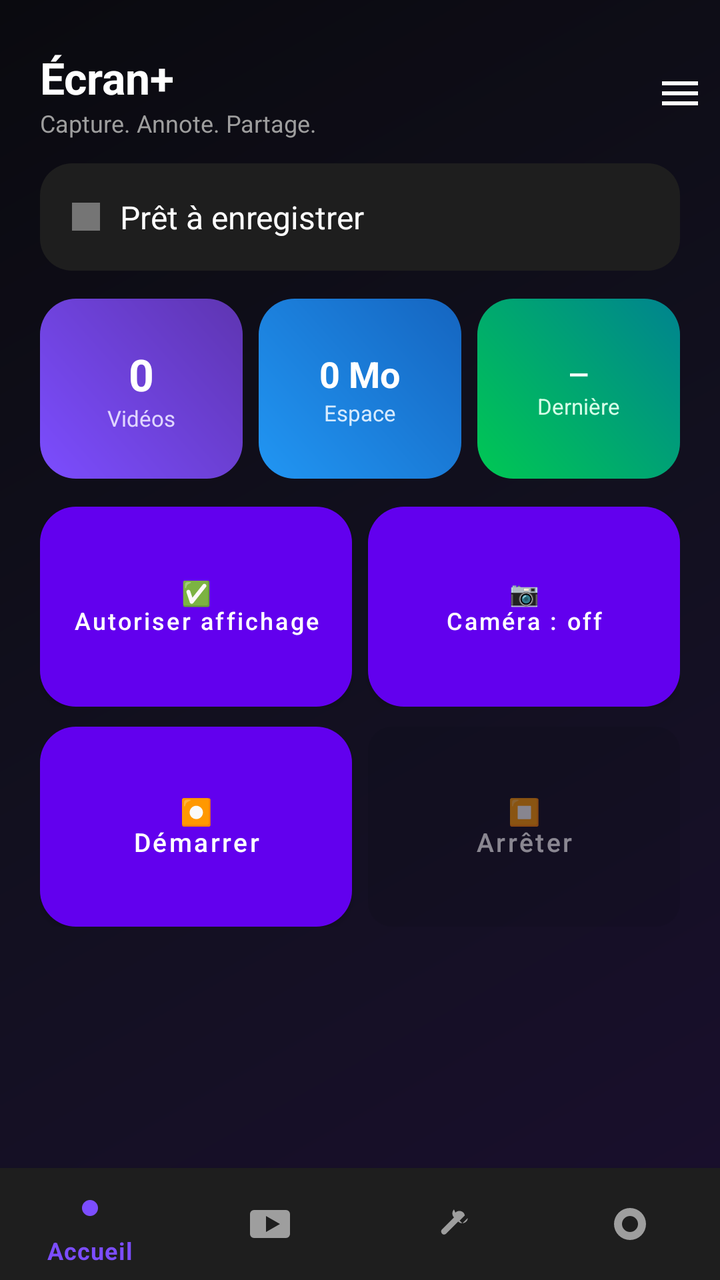
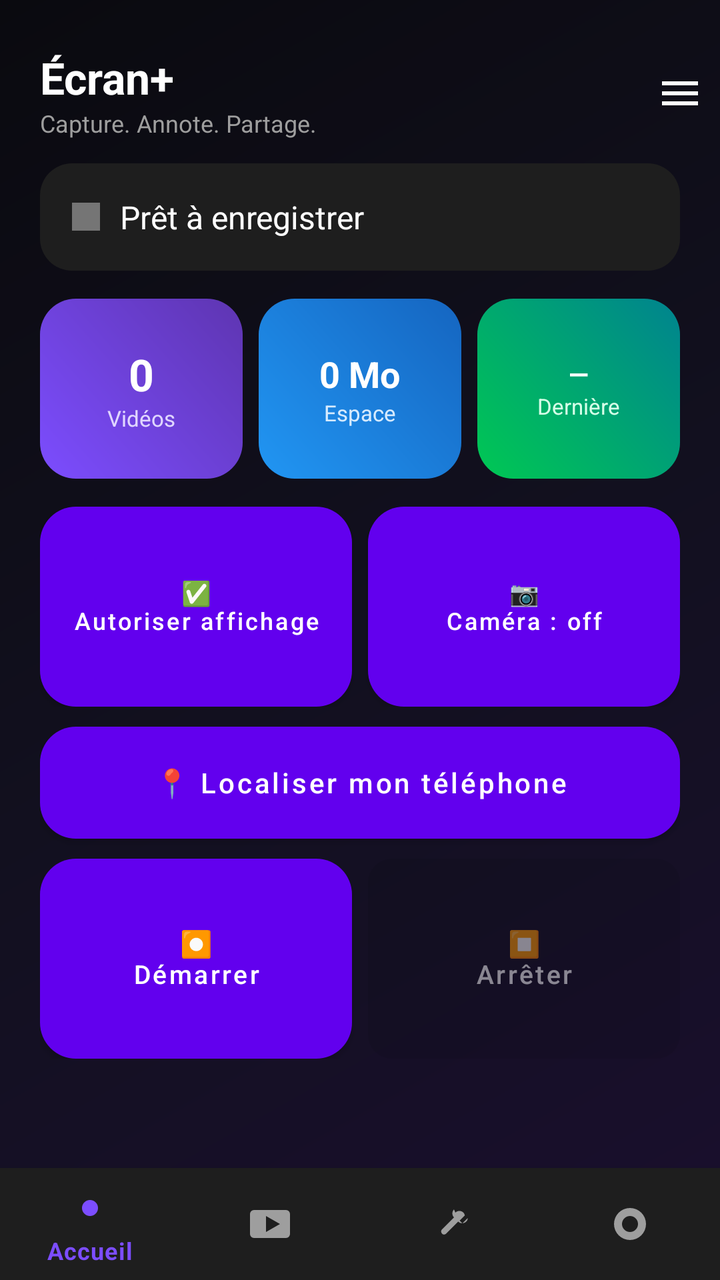

The first picture is an Android layout as it rendered before a commit; the second is the same layout after the commit. The layout source and the unified diff follow.
<!-- AndroidManifest.xml: application theme Theme.ScreenRecorder -->
<!-- res/layout/activity_main.xml -->
<?xml version="1.0" encoding="utf-8"?>
<androidx.constraintlayout.widget.ConstraintLayout xmlns:android="http://schemas.android.com/apk/res/android"
    xmlns:app="http://schemas.android.com/apk/res-auto"
    android:layout_width="match_parent"
    android:layout_height="match_parent"
    android:background="@drawable/bg_gradient_screen">

    <LinearLayout
        android:id="@+id/topBar"
        android:layout_width="0dp"
        android:layout_height="wrap_content"
        android:orientation="horizontal"
        android:gravity="center_vertical"
        android:paddingStart="20dp"
        android:paddingEnd="8dp"
        android:paddingTop="24dp"
        android:paddingBottom="12dp"
        app:layout_constraintTop_toTopOf="parent"
        app:layout_constraintStart_toStartOf="parent"
        app:layout_constraintEnd_toEndOf="parent">

        <LinearLayout
            android:layout_width="0dp"
            android:layout_height="wrap_content"
            android:layout_weight="1"
            android:orientation="vertical">

            <TextView
                android:layout_width="wrap_content"
                android:layout_height="wrap_content"
                android:text="Écran+"
                android:textColor="#FFFFFF"
                android:textSize="22sp"
                android:textStyle="bold" />

            <TextView
                android:layout_width="wrap_content"
                android:layout_height="wrap_content"
                android:text="Capture. Annote. Partage."
                android:textColor="#9E9E9E"
                android:textSize="12sp" />
        </LinearLayout>

        <ImageButton
            android:id="@+id/menuButton"
            android:layout_width="wrap_content"
            android:layout_height="wrap_content"
            android:background="?attr/selectableItemBackgroundBorderless"
            android:src="@drawable/ic_menu_burger"
            android:contentDescription="Menu" />
    </LinearLayout>

    <ScrollView
        android:id="@+id/contentScroll"
        android:layout_width="0dp"
        android:layout_height="0dp"
        android:clipToPadding="false"
        android:paddingStart="20dp"
        android:paddingEnd="20dp"
        android:paddingBottom="20dp"
        app:layout_constraintTop_toBottomOf="@id/topBar"
        app:layout_constraintBottom_toTopOf="@id/bottomNav"
        app:layout_constraintStart_toStartOf="parent"
        app:layout_constraintEnd_toEndOf="parent">

        <LinearLayout
            android:layout_width="match_parent"
            android:layout_height="wrap_content"
            android:orientation="vertical">

            <LinearLayout
                android:layout_width="match_parent"
                android:layout_height="wrap_content"
                android:orientation="horizontal"
                android:gravity="center_vertical"
                android:background="@drawable/bg_card"
                android:padding="16dp"
                android:layout_marginBottom="14dp">

                <View
                    android:id="@+id/statusDot"
                    android:layout_width="14dp"
                    android:layout_height="14dp"
                    android:background="#757575"
                    android:layout_marginEnd="10dp" />

                <TextView
                    android:id="@+id/statusText"
                    android:layout_width="wrap_content"
                    android:layout_height="wrap_content"
                    android:text="Prêt à enregistrer"
                    android:textColor="#FFFFFF"
                    android:textSize="16sp" />
            </LinearLayout>

            <LinearLayout
                android:layout_width="match_parent"
                android:layout_height="wrap_content"
                android:orientation="horizontal"
                android:layout_marginBottom="14dp">

                <LinearLayout
                    android:layout_width="0dp"
                    android:layout_height="90dp"
                    android:layout_weight="1"
                    android:layout_marginEnd="8dp"
                    android:orientation="vertical"
                    android:gravity="center"
                    android:background="@drawable/bg_stat_purple">

                    <TextView
                        android:id="@+id/statCount"
                        android:layout_width="wrap_content"
                        android:layout_height="wrap_content"
                        android:text="0"
                        android:textColor="#FFFFFF"
                        android:textSize="22sp"
                        android:textStyle="bold" />

                    <TextView
                        android:layout_width="wrap_content"
                        android:layout_height="wrap_content"
                        android:text="Vidéos"
                        android:textColor="#E0D6FF"
                        android:textSize="11sp" />
                </LinearLayout>

                <LinearLayout
                    android:layout_width="0dp"
                    android:layout_height="90dp"
                    android:layout_weight="1"
                    android:layout_marginEnd="8dp"
                    android:orientation="vertical"
                    android:gravity="center"
                    android:background="@drawable/bg_stat_blue">

                    <TextView
                        android:id="@+id/statSize"
                        android:layout_width="wrap_content"
                        android:layout_height="wrap_content"
                        android:text="0 Mo"
                        android:textColor="#FFFFFF"
                        android:textSize="18sp"
                        android:textStyle="bold" />

                    <TextView
                        android:layout_width="wrap_content"
                        android:layout_height="wrap_content"
                        android:text="Espace"
                        android:textColor="#D6EBFF"
                        android:textSize="11sp" />
                </LinearLayout>

                <LinearLayout
                    android:layout_width="0dp"
                    android:layout_height="90dp"
                    android:layout_weight="1"
                    android:orientation="vertical"
                    android:gravity="center"
                    android:background="@drawable/bg_stat_green">

                    <TextView
                        android:id="@+id/statLast"
                        android:layout_width="wrap_content"
                        android:layout_height="wrap_content"
                        android:text="—"
                        android:textColor="#FFFFFF"
                        android:textSize="13sp"
                        android:textStyle="bold" />

                    <TextView
                        android:layout_width="wrap_content"
                        android:layout_height="wrap_content"
                        android:text="Dernière"
                        android:textColor="#D6FFE8"
                        android:textSize="11sp" />
                </LinearLayout>
            </LinearLayout>

            <LinearLayout
                android:layout_width="match_parent"
                android:layout_height="wrap_content"
                android:orientation="horizontal"
                android:layout_marginBottom="10dp">

                <Button
                    android:id="@+id/overlayPermButton"
                    android:layout_width="0dp"
                    android:layout_height="100dp"
                    android:layout_weight="1"
                    android:layout_marginEnd="8dp"
                    android:background="@drawable/bg_stat_blue"
                    android:textColor="#FFFFFF"
                    android:textAllCaps="false"
                    android:textSize="12sp"
                    android:text="✅&#10;Autoriser affichage" />

                <Button
                    android:id="@+id/cameraToggleButton"
                    android:layout_width="0dp"
                    android:layout_height="100dp"
                    android:layout_weight="1"
                    android:background="@drawable/bg_stat_green"
                    android:textColor="#FFFFFF"
                    android:textAllCaps="false"
                    android:textSize="12sp"
                    android:text="📷&#10;Caméra : off" />

            </LinearLayout>

            <LinearLayout
                android:layout_width="match_parent"
                android:layout_height="wrap_content"
                android:orientation="horizontal">

                <Button
                    android:id="@+id/startButton"
                    android:layout_width="0dp"
                    android:layout_height="100dp"
                    android:layout_weight="1"
                    android:layout_marginEnd="8dp"
                    android:background="@drawable/bg_stat_purple"
                    android:textColor="#FFFFFF"
                    android:textAllCaps="false"
                    android:textSize="13sp"
                    android:text="⏺&#10;Démarrer" />

                <Button
                    android:id="@+id/stopButton"
                    android:layout_width="0dp"
                    android:layout_height="100dp"
                    android:layout_weight="1"
                    android:background="@drawable/bg_button_danger"
                    android:textColor="#FFFFFF"
                    android:textAllCaps="false"
                    android:textSize="13sp"
                    android:text="⏹&#10;Arrêter"
                    android:enabled="false"
                    android:alpha="0.5" />

            </LinearLayout>

        </LinearLayout>
    </ScrollView>

    <com.google.android.material.bottomnavigation.BottomNavigationView
        android:id="@+id/bottomNav"
        android:layout_width="0dp"
        android:layout_height="wrap_content"
        android:background="#1E1E1E"
        app:itemIconTint="@color/nav_item_color"
        app:itemTextColor="@color/nav_item_color"
        app:menu="@menu/bottom_nav_menu"
        app:layout_constraintBottom_toBottomOf="parent"
        app:layout_constraintStart_toStartOf="parent"
        app:layout_constraintEnd_toEndOf="parent" />

</androidx.constraintlayout.widget.ConstraintLayout>
<!-- resources referenced by this layout -->
<resources>
  <!-- drawable bg_button_danger (drawable) -->
  <?xml version="1.0" encoding="utf-8"?>
  <shape xmlns:android="http://schemas.android.com/apk/res/android" android:shape="rectangle">
      <solid android:color="#E53935" />
      <corners android:radius="12dp" />
  </shape>
  <!-- drawable bg_card (drawable) -->
  <?xml version="1.0" encoding="utf-8"?>
  <shape xmlns:android="http://schemas.android.com/apk/res/android" android:shape="rectangle">
      <solid android:color="#1E1E1E" />
      <corners android:radius="16dp" />
  </shape>
  <!-- drawable bg_gradient_screen (drawable) -->
  <?xml version="1.0" encoding="utf-8"?>
  <shape xmlns:android="http://schemas.android.com/apk/res/android" android:shape="rectangle">
      <gradient
          android:type="linear"
          android:angle="135"
          android:startColor="#1A0F2E"
          android:centerColor="#12101F"
          android:endColor="#0A0A0F" />
  </shape>
  <!-- drawable bg_stat_blue (drawable) -->
  <?xml version="1.0" encoding="utf-8"?>
  <shape xmlns:android="http://schemas.android.com/apk/res/android" android:shape="rectangle">
      <gradient android:type="linear" android:angle="45" android:startColor="#2196F3" android:endColor="#1565C0" />
      <corners android:radius="18dp" />
  </shape>
  <!-- drawable bg_stat_green (drawable) -->
  <?xml version="1.0" encoding="utf-8"?>
  <shape xmlns:android="http://schemas.android.com/apk/res/android" android:shape="rectangle">
      <gradient android:type="linear" android:angle="45" android:startColor="#00C853" android:endColor="#00838F" />
      <corners android:radius="18dp" />
  </shape>
  <!-- drawable bg_stat_purple (drawable) -->
  <?xml version="1.0" encoding="utf-8"?>
  <shape xmlns:android="http://schemas.android.com/apk/res/android" android:shape="rectangle">
      <gradient android:type="linear" android:angle="45" android:startColor="#7C4DFF" android:endColor="#5E35B1" />
      <corners android:radius="18dp" />
  </shape>
  <!-- drawable ic_menu_burger (drawable) -->
  <vector xmlns:android="http://schemas.android.com/apk/res/android"
      android:width="24dp" android:height="24dp"
      android:viewportWidth="24" android:viewportHeight="24">
      <path
          android:fillColor="#FFFFFF"
          android:pathData="M3,6h18v2H3z M3,11h18v2H3z M3,16h18v2H3z" />
  </vector>
  <style name="Theme.ScreenRecorder" parent="Theme.MaterialComponents.DayNight.NoActionBar" />
</resources>

<!-- the commit's change to res/layout/activity_main.xml (unified diff, before → after) -->
@@ -208,6 +208,17 @@
 
             </LinearLayout>
 
+            <Button
+                android:id="@+id/locatorButton"
+                android:layout_width="match_parent"
+                android:layout_height="56dp"
+                android:layout_marginBottom="10dp"
+                android:background="@drawable/bg_stat_pink"
+                android:textColor="#FFFFFF"
+                android:textAllCaps="false"
+                android:textSize="14sp"
+                android:text="📍 Localiser mon téléphone" />
+
             <LinearLayout
                 android:layout_width="match_parent"
                 android:layout_height="wrap_content"
<!-- resource entries referenced after the edit -->
@@ -34,6 +34,12 @@
       <gradient android:type="linear" android:angle="45" android:startColor="#00C853" android:endColor="#00838F" />
       <corners android:radius="18dp" />
   </shape>
+  <!-- drawable bg_stat_pink (drawable) -->
+  <?xml version="1.0" encoding="utf-8"?>
+  <shape xmlns:android="http://schemas.android.com/apk/res/android" android:shape="rectangle">
+      <gradient android:type="linear" android:angle="45" android:startColor="#EC407A" android:endColor="#AD1457"/>
+      <corners android:radius="18dp"/>
+  </shape>
   <!-- drawable bg_stat_purple (drawable) -->
   <?xml version="1.0" encoding="utf-8"?>
   <shape xmlns:android="http://schemas.android.com/apk/res/android" android:shape="rectangle">
